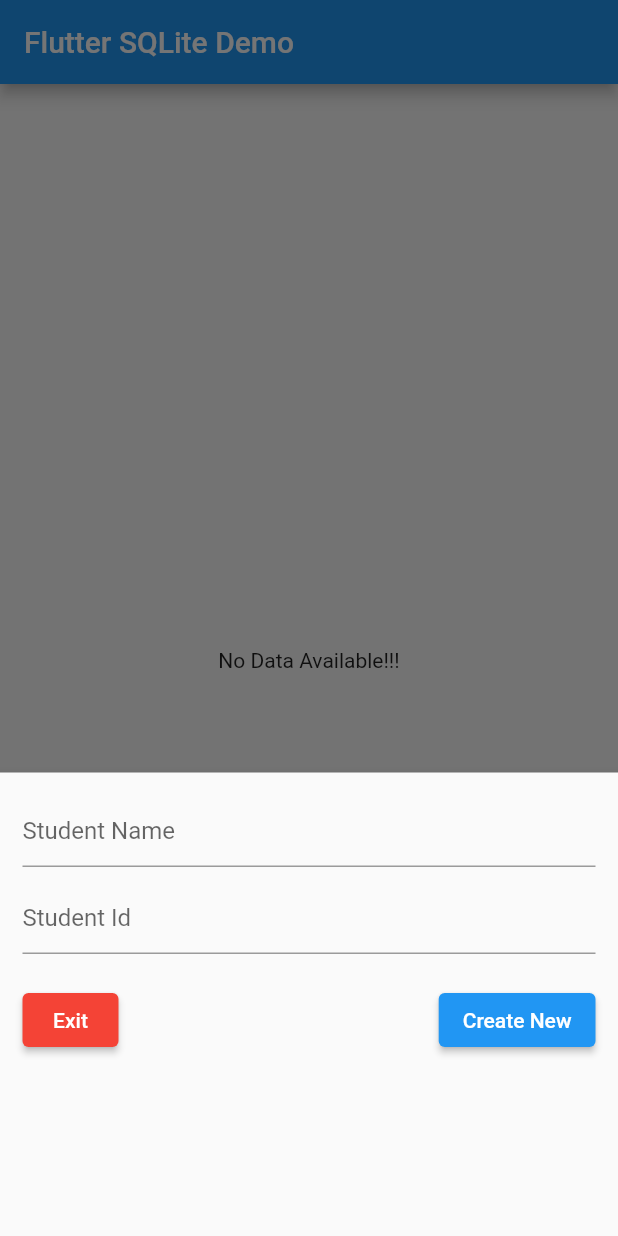
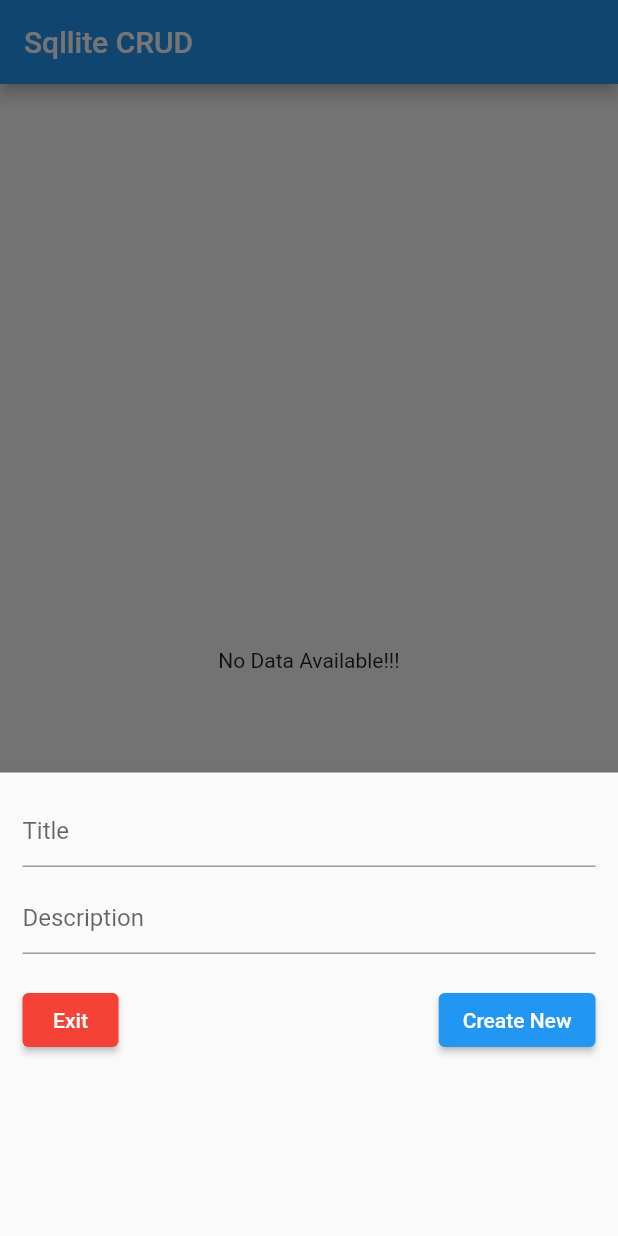
Before and after one commit to Amitpnk/flutter-sqlite-crud, a Flutter app: the screen it shows after launch, after a tap on the "add" icon, on a phone screen of 412 x 824 dp. Run offline on Flutter 3.47's test engine with Material 2 defaults, Android fonts, the phone set to English and light mode, and no system bars; our stand-ins replace sqflite; accounts and stored records are empty.

Commit message:
Revert "feat: changed variable"
This reverts commit bcac09e937e2d7ec30c3aa2983a7b47a1cd30b13.

```diff
--- a/lib/database_helper.dart
+++ b/lib/database_helper.dart
@@ -17,20 +17,20 @@ class DatabaseHelper {
 static Future<void> createTables(sql.Database database) async {
     await database.execute("""CREATE TABLE items(
         id INTEGER PRIMARY KEY AUTOINCREMENT NOT NULL,
-        name TEXT,
+        title TEXT,
         description TEXT,
         createdAt TIMESTAMP NOT NULL DEFAULT CURRENT_TIMESTAMP
       )
       """);
   }
 // id: the id of a item
-// name, description: name and description of  activity
+// title, description: name and description of  activity
 // created_at: the time that the item was created. It will be automatically handled by SQLite
   // Create new item
-  static Future<int> createItem(String? name, String? descrption) async {
+  static Future<int> createItem(String? title, String? descrption) async {
     final db = await DatabaseHelper.db();
 
-    final data = {'name': name, 'description': descrption};
+    final data = {'title': title, 'description': descrption};
     final id = await db.insert('items', data,
         conflictAlgorithm: sql.ConflictAlgorithm.replace);
     return id;
@@ -56,11 +56,11 @@ static Future<void> createTables(sql.Database database) async {
 
   // Update an item by id
   static Future<int> updateItem(
-      int id, String name, String? descrption) async {
+      int id, String title, String? descrption) async {
     final db = await DatabaseHelper.db();
 
     final data = {
-      'name': name,
+      'title': title,
       'description': descrption,
       'createdAt': DateTime.now().toString()
     };
--- a/lib/homepage.dart
+++ b/lib/homepage.dart
@@ -29,7 +29,7 @@ class _HomePageState extends State<HomePage> {
     _refreshData(); // Loading the data when the app starts
   }
 
-  final TextEditingController _nameController = TextEditingController();
+  final TextEditingController _titleController = TextEditingController();
   final TextEditingController _descriptionController = TextEditingController();
 
   // This function will be triggered when the floating button is pressed
@@ -39,10 +39,10 @@ class _HomePageState extends State<HomePage> {
       // id != null -> update an existing item
     if (id != null) {
       final existingData = myData.firstWhere((element) => element['id'] == id);
-      _nameController.text = existingData['name'];
+      _titleController.text = existingData['title'];
       _descriptionController.text = existingData['description'];
     } else {
-      _nameController.text = "";
+      _titleController.text = "";
       _descriptionController.text = "";
     }
 
@@ -66,9 +66,9 @@ class _HomePageState extends State<HomePage> {
                 crossAxisAlignment: CrossAxisAlignment.end,
                 children: [
                   TextFormField(
-                    controller: _nameController,
+                    controller: _titleController,
                     validator: formValidator,
-                    decoration: const InputDecoration(hintText: 'Student Name'),
+                    decoration: const InputDecoration(hintText: 'Title'),
                   ),
                   const SizedBox(
                     height: 10,
@@ -76,7 +76,7 @@ class _HomePageState extends State<HomePage> {
                   TextFormField(
                     validator: formValidator,
                     controller: _descriptionController,
-                    decoration: const InputDecoration(hintText: 'Student Id'),
+                    decoration: const InputDecoration(hintText: 'Description'),
                   ),
                   const SizedBox(
                     height: 20,
@@ -106,7 +106,7 @@ class _HomePageState extends State<HomePage> {
 
                             // Clear the text fields
                             setState(() {
-                              _nameController.text = '';
+                              _titleController.text = '';
                               _descriptionController.text = '';
                             });
 
@@ -132,14 +132,14 @@ class _HomePageState extends State<HomePage> {
 // Insert a new data to the database
   Future<void> addItem() async {
     await DatabaseHelper.createItem(
-        _nameController.text, _descriptionController.text);
+        _titleController.text, _descriptionController.text);
     _refreshData();
   }
 
   // Update an existing data
   Future<void> updateItem(int id) async {
     await DatabaseHelper.updateItem(
-        id, _nameController.text, _descriptionController.text);
+        id, _titleController.text, _descriptionController.text);
     _refreshData();
   }
 
@@ -155,7 +155,7 @@ class _HomePageState extends State<HomePage> {
   Widget build(BuildContext context) {
     return Scaffold(
       appBar: AppBar(
-        title: const Text('Flutter SQLite Demo'),
+        title: const Text('Sqllite CRUD'),
       ),
       body: _isLoading
           ? const Center(
@@ -169,7 +169,7 @@ class _HomePageState extends State<HomePage> {
                     color: index % 2 == 0 ? Colors.green : Colors.green[200],
                     margin: const EdgeInsets.all(15),
                     child: ListTile(
-                        title: Text(myData[index]['name']),
+                        title: Text(myData[index]['title']),
                         subtitle: Text(myData[index]['description']),
                         trailing: SizedBox(
                           width: 100,
```
